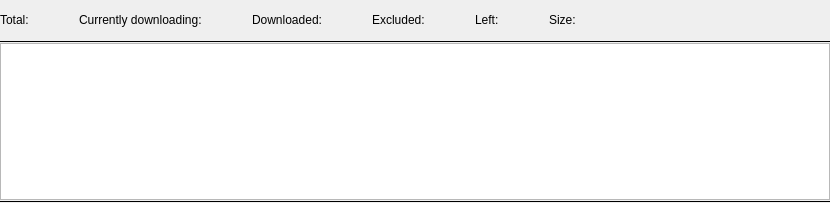
This is plugins/infowidget/chunkdownloadview.ui in KDE/ktorrent as Qt 5 draws it before an edit. The edited form follows.
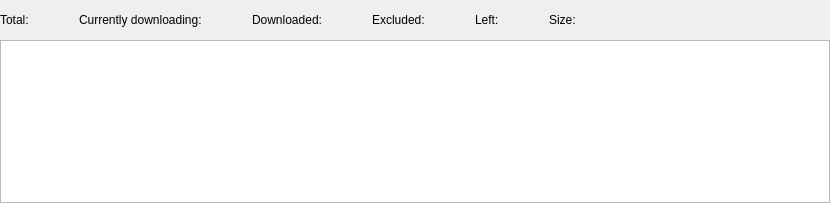
This is the edited form.

Commit message: Remove more frames from KTorrent

The edit to the form file:
```diff
--- a/plugins/infowidget/chunkdownloadview.ui
+++ b/plugins/infowidget/chunkdownloadview.ui
@@ -252,19 +252,6 @@
      </item>
     </layout>
    </item>
-   <item>
-    <widget class="QFrame">
-     <property name="lineWidth" >
-      <number>1</number>
-     </property>
-     <property name="fixedHeight" >
-      <number>1</number>
-     </property>
-     <property name="frameShape" >
-      <set>QFrame::HLine</set>
-     </property>
-    </widget>
-   </item>
    <item>
     <widget class="QTreeView" name="m_chunk_view" >
      <property name="alternatingRowColors" >
@@ -278,19 +265,6 @@
      </property>
     </widget>
    </item>
-   <item>
-    <widget class="QFrame">
-     <property name="lineWidth" >
-      <number>1</number>
-     </property>
-     <property name="fixedHeight" >
-      <number>1</number>
-     </property>
-     <property name="frameShape" >
-      <set>QFrame::HLine</set>
-     </property>
-    </widget>
-   </item>
   </layout>
  </widget>
  <layoutdefault spacing="0" margin="11" />
```
The commit also changes 9 other files.
